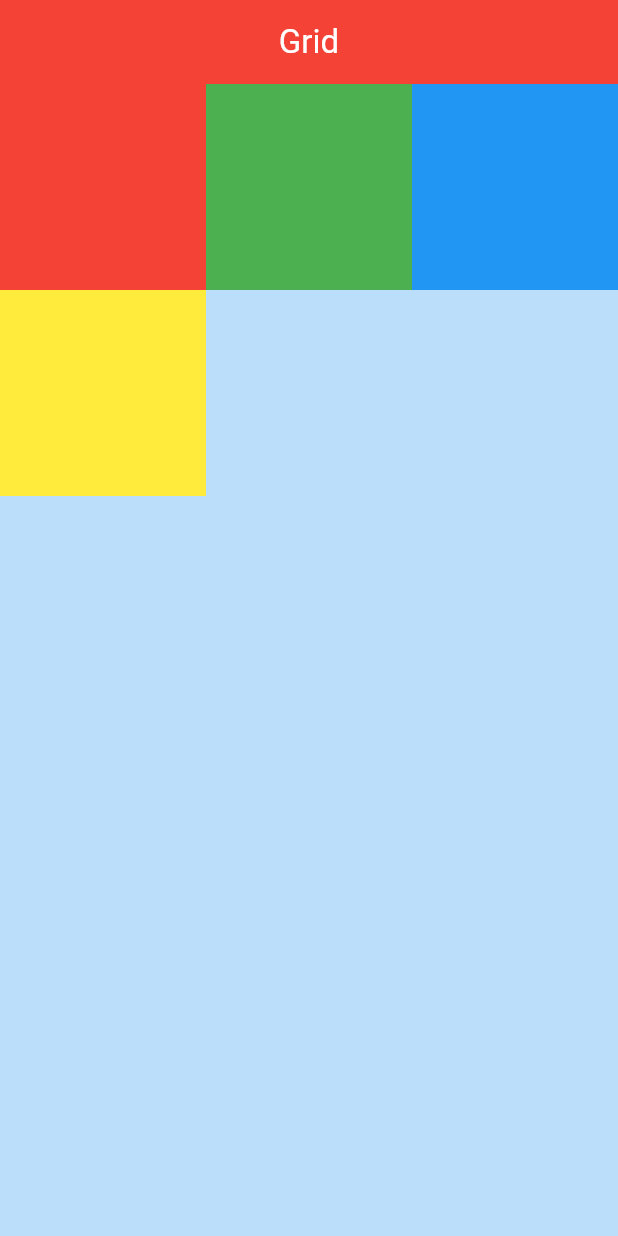
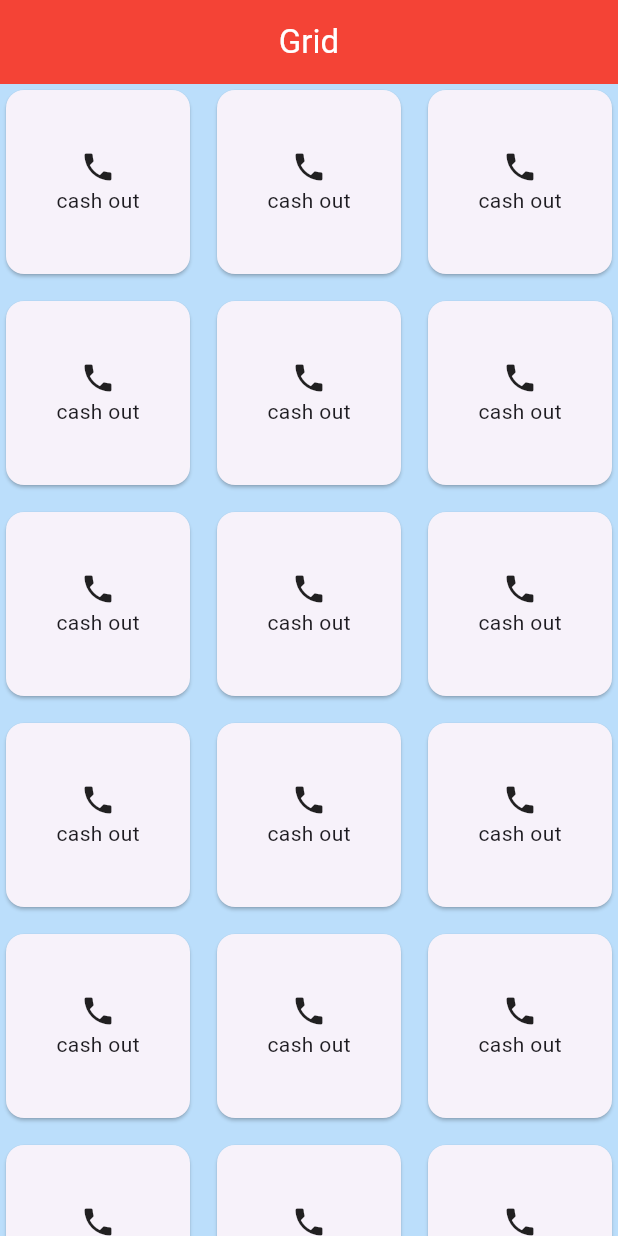
Before and after one commit to md-rezwanur-rahman/flutter_app_prac, a Flutter app: the screen it shows after launch, on a phone screen of 412 x 824 dp. Run offline on Flutter 3.47's test engine with Material 3 defaults, Android fonts, the phone set to English and light mode, and no system bars; our stand-ins replace flutter_screenutil.

Commit message:
28-07-26

```diff
--- a/lib/module11/Grid.dart
+++ b/lib/module11/Grid.dart
@@ -8,24 +8,44 @@ class GridV extends StatelessWidget {
       appBar: AppBar(
         title: Text("Grid"),
       ),
-      body: GridView.count(
-        crossAxisCount: 3,
-
-          children: [
-            Container(
-              color: Colors.red,
-            ),
-            Container(
-              color: Colors.green,
-            ),
-            Container(
-              color: Colors.blue,
-            ),
-            Container(
-              color: Colors.yellow,
-            )
-          ],
-      ),
+      body: GridView.builder(
+          gridDelegate: SliverGridDelegateWithFixedCrossAxisCount(
+              crossAxisCount: 3,
+            crossAxisSpacing: 10,
+            mainAxisSpacing: 10,
+          ),
+          itemCount: 20,
+          itemBuilder: (context,index){
+            return Card(
+              child: Column(
+                mainAxisAlignment: MainAxisAlignment.center,
+                children: [
+                  Icon(Icons.phone),
+                  Text('cash out')
+                ],
+              ),
+            );
+          }
+      )
+      // GridView.count(
+      //   crossAxisCount: 3,
+      //     crossAxisSpacing: 10,
+      //     mainAxisSpacing: 10,
+      //     children: [
+      //       Container(
+      //         color: Colors.red,
+      //       ),
+      //       Container(
+      //         color: Colors.green,
+      //       ),
+      //       Container(
+      //         color: Colors.blue,
+      //       ),
+      //       Container(
+      //         color: Colors.yellow,
+      //       )
+      //     ],
+      // ),
     );
   }
 }
```
